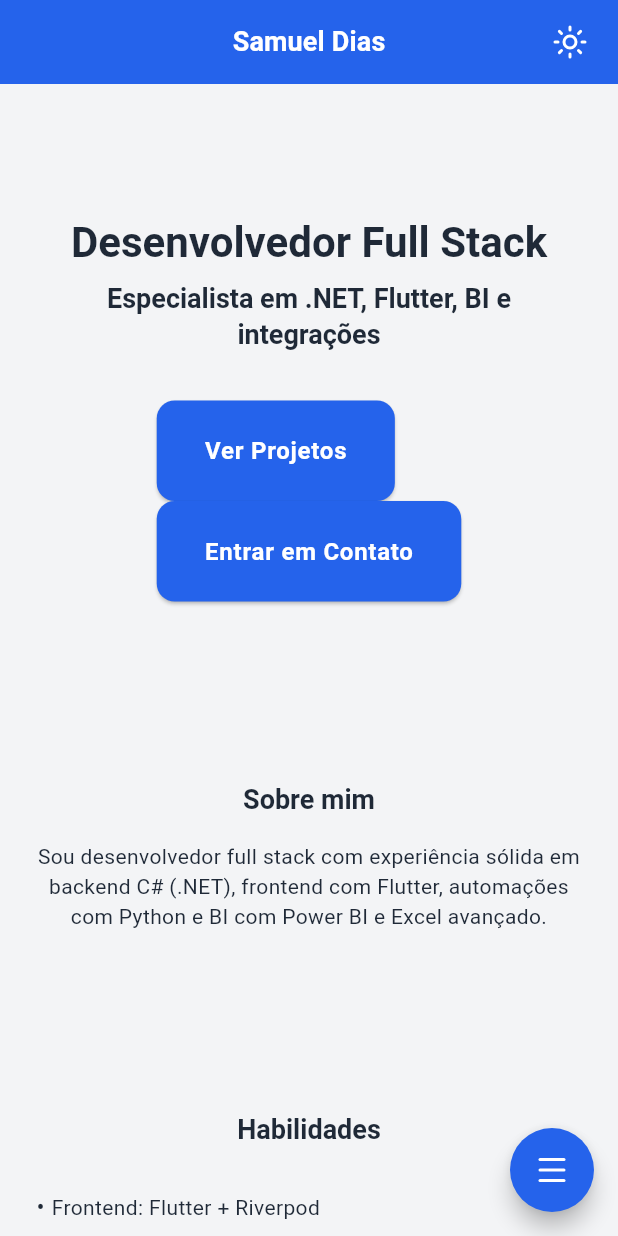
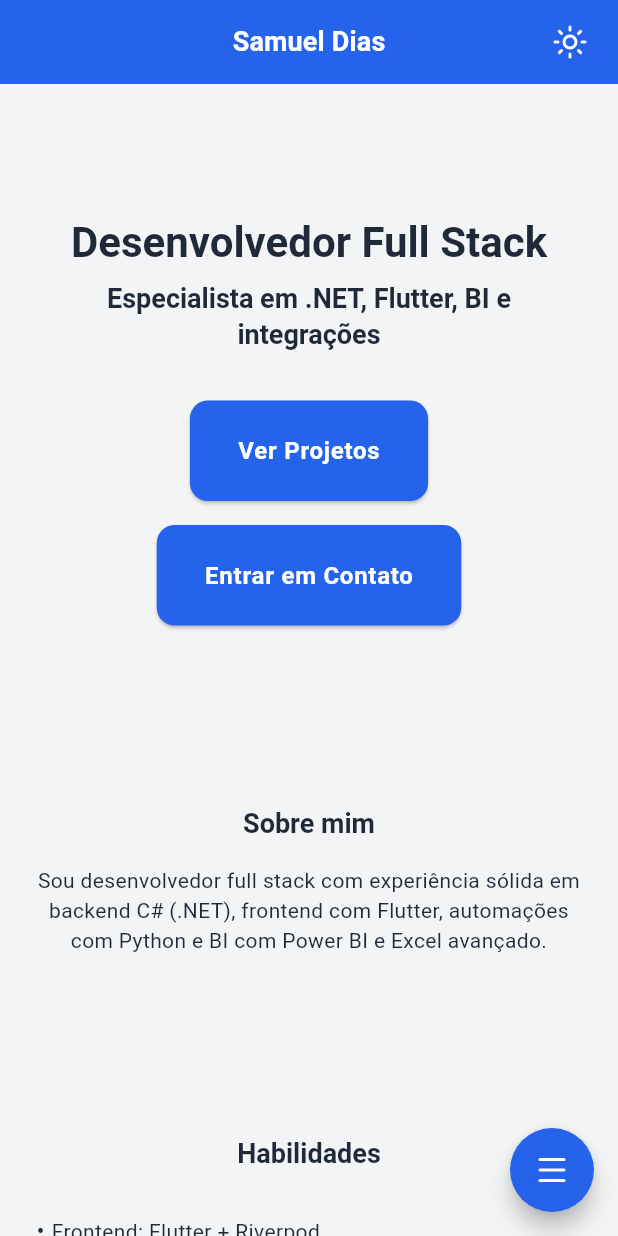
Before and after one commit to SamuelGFDias/SamuelGFDias.github.io, a Flutter app: the screen it shows after launch, on a phone screen of 412 x 824 dp. Run offline on Flutter 3.47's test engine with Material 3 defaults, Android fonts, the phone set to English and light mode, and no system bars; drawn by our look-alikes of flutter_speed_dial; our stand-ins replace dio, flutter_riverpod, go_router, liquid_pull_to_refresh, lucide_flutter, permission_handler and 2 more; generated files the repository leaves out were written again.

Commit message:
Atualizar o home_screen.dart

```diff
--- a/lib/features/1_home/presentation/screens/home_screen.dart
+++ b/lib/features/1_home/presentation/screens/home_screen.dart
@@ -209,6 +209,8 @@ class _HomeScreenState extends ConsumerState<HomeScreen> with Validator {
         const SizedBox(height: 32),
         Wrap(
           spacing: 16,
+          runSpacing: 16,
+          alignment: WrapAlignment.center,
           children: [
             ElevatedButton(
               onPressed: () => _scrollToSection(_projectsKey),
```
